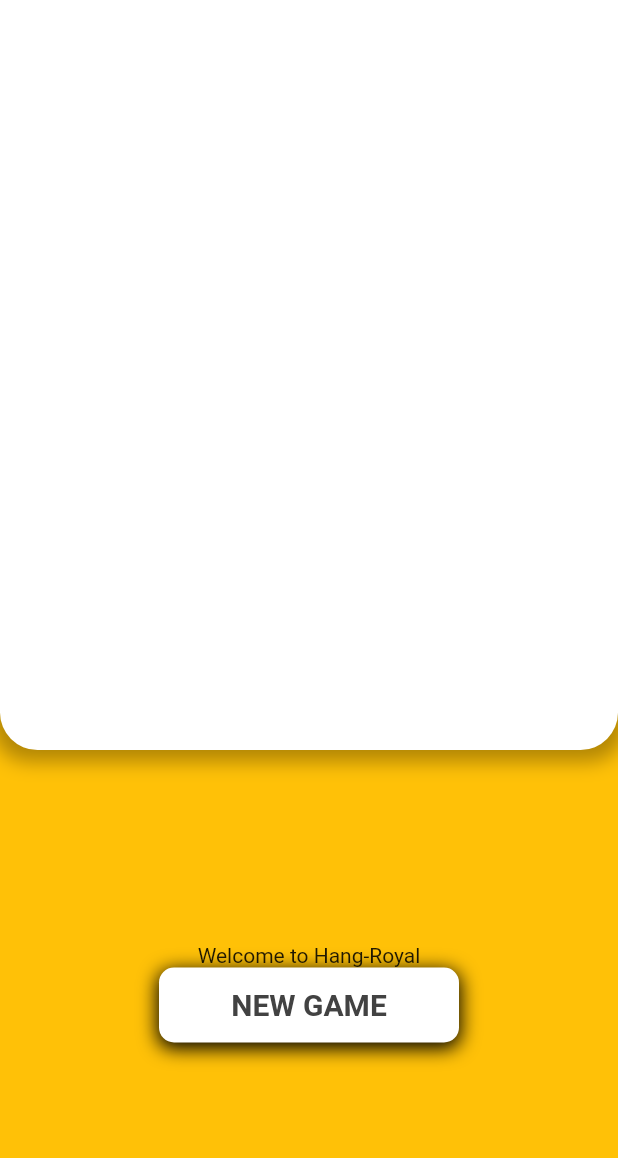
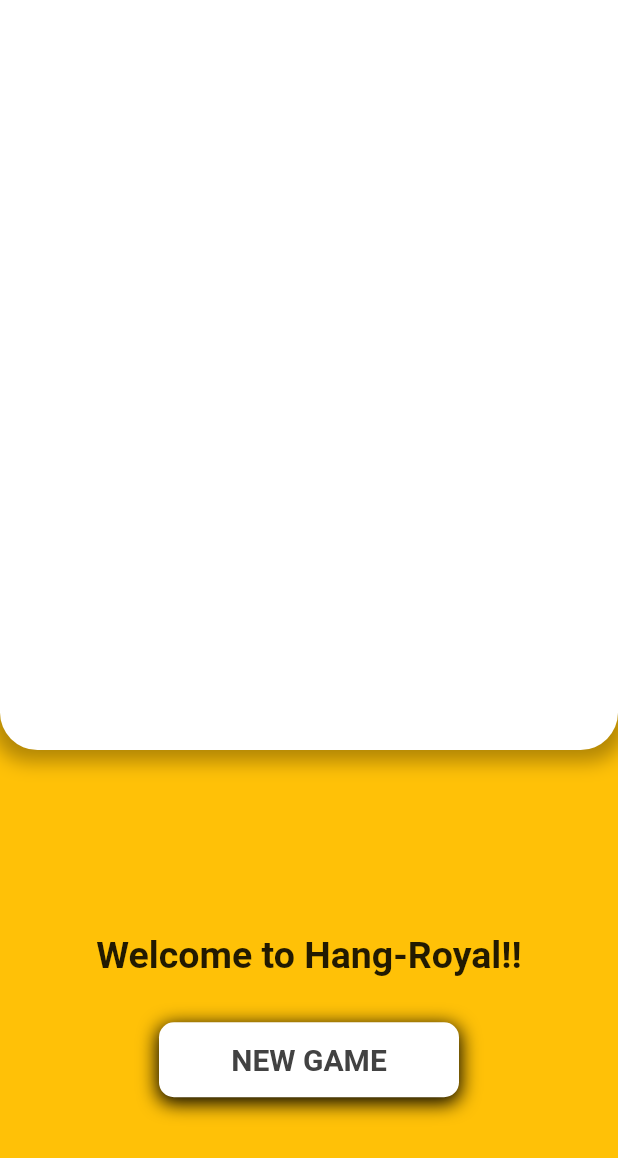
Before and after one commit to SilasNiewierra/hang_royal, a Flutter app: the screen it shows after launch, on a phone screen of 412 x 824 dp. Shown: the top 1158 px of the screen. Run offline on Flutter 3.47's test engine with Material 2 defaults, Android fonts, the phone set to English and light mode, and no system bars; our stand-ins replace rxdart.

Commit message:
updated new game screen

```diff
--- a/lib/game_stage.dart
+++ b/lib/game_stage.dart
@@ -85,7 +85,13 @@ class _GameStageState extends State<GameStage> {
       child: Column(
         mainAxisAlignment: MainAxisAlignment.center,
         children: <Widget>[
-          Text("Welcome to Hang-Royal"),
+          Container(
+            margin: EdgeInsets.all(30.0),
+            child: Text(
+              "Welcome to Hang-Royal!!",
+              style: TextStyle(fontWeight: FontWeight.bold, fontSize: 25.0),
+            ),
+          ),
           _buildNewGameButton()
         ],
       ),
```
